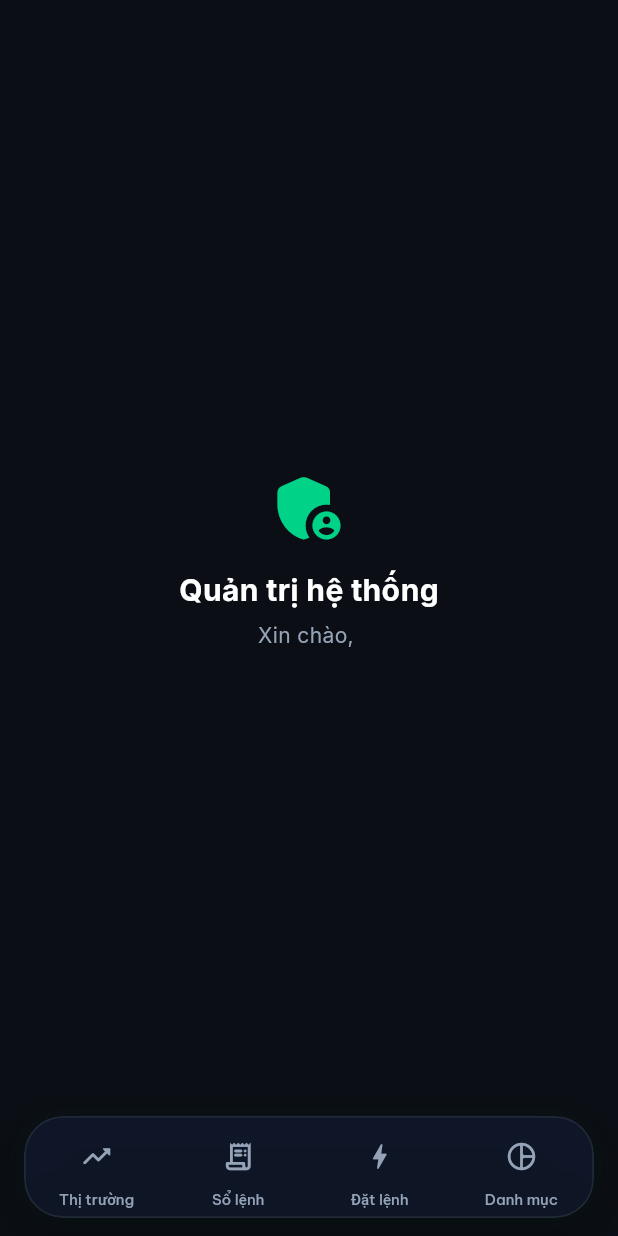
After one commit to haphcc/StockMate, a Flutter app: the AdminHomeScreen screen opened by its route, on a phone screen of 412 x 824 dp. The commit adds this screen. Run offline on Flutter 3.47's test engine with Material 3 defaults, Android fonts, the phone set to English and light mode, and no system bars; our stand-ins replace dio, equatable, flutter_local_notifications, flutter_riverpod, flutter_secure_storage, go_router and 1 more; accounts and stored records are empty.

Commit message:
feat(mobile): them tab Quan tri cho ADMIN

```diff
--- a/mobile/lib/core/router/app_router.dart
+++ b/mobile/lib/core/router/app_router.dart
@@ -10,6 +10,7 @@ import '../../features/home/screens/dashboard_screen.dart';
 import '../../features/order/screens/order_book_screen.dart';
 import '../../features/order/screens/place_order_screen.dart';
 import '../../features/portfolio/screens/portfolio_screen.dart';
+import '../../features/admin/screens/admin_home_screen.dart';
 
 final routerProvider = Provider<GoRouter>((ref) {
   final authState = ref.watch(authProvider);
@@ -34,6 +35,11 @@ final routerProvider = Provider<GoRouter>((ref) {
 
       if (isAuth && isLoggingIn) {
         return '/home/overview'; // Đã đăng nhập nhưng vào login -> về home
+      }
+
+            final isAdmin = authState.value?.isAdmin ?? false;
+      if (state.uri.path.startsWith('/home/admin') && !isAdmin) {
+        return '/home/overview';
       }
 
       return null;
@@ -92,6 +98,15 @@ final routerProvider = Provider<GoRouter>((ref) {
               ),
             ],
           ),
+          // Tab 4: Quản trị (Admin)
+           StatefulShellBranch(
+            routes: [
+              GoRoute(
+                path: '/home/admin',
+                builder: (context, state) => const AdminHomeScreen(),
+              ),
+            ],
+          ),
         ],
       ),
     ],
--- /dev/null
+++ b/mobile/lib/features/admin/screens/admin_home_screen.dart
@@ -0,0 +1,45 @@
+import 'package:flutter/material.dart';
+import 'package:flutter_riverpod/flutter_riverpod.dart';
+import '../../../core/theme/app_colors.dart';
+import '../../auth/providers/auth_provider.dart';
+
+class AdminHomeScreen extends ConsumerWidget {
+  const AdminHomeScreen({super.key});
+
+  @override
+  Widget build(BuildContext context, WidgetRef ref) {
+    final user = ref.watch(authProvider).value;
+
+    return Scaffold(
+      backgroundColor: AppColors.darkBackground,
+      body: SafeArea(
+        child: Center(
+          child: Column(
+            mainAxisSize: MainAxisSize.min,
+            children: [
+              const Icon(
+                Icons.admin_panel_settings_rounded,
+                size: 56,
+                color: AppColors.primary,
+              ),
+              const SizedBox(height: 12),
+              const Text(
+                'Quản trị hệ thống',
+                style: TextStyle(
+                  color: Colors.white,
+                  fontSize: 20,
+                  fontWeight: FontWeight.w700,
+                ),
+              ),
+              const SizedBox(height: 6),
+              Text(
+                'Xin chào, ${user?.fullName ?? ''}',
+                style: const TextStyle(color: Color(0xFF94A3B8)),
+              ),
+            ],
+          ),
+        ),
+      ),
+    );
+  }
+}
--- a/mobile/lib/features/home/screens/home_shell.dart
+++ b/mobile/lib/features/home/screens/home_shell.dart
@@ -3,13 +3,15 @@ import 'package:flutter/material.dart';
 import 'package:flutter/services.dart';
 import 'package:go_router/go_router.dart';
 import '../../../core/theme/app_colors.dart';
+import 'package:flutter_riverpod/flutter_riverpod.dart';
+import '../../auth/providers/auth_provider.dart';
 
-class HomeShell extends StatelessWidget {
+class HomeShell extends ConsumerWidget {
   final StatefulNavigationShell navigationShell;
 
   const HomeShell({super.key, required this.navigationShell});
 
-  static const List<_NavDestination> _destinations = [
+  static const List<_NavDestination> _customerDestinations = [
     _NavDestination(
       icon: Icons.trending_up_rounded,
       activeIcon: Icons.trending_up_rounded,
@@ -32,8 +34,19 @@ class HomeShell extends StatelessWidget {
     ),
   ];
 
+  static const _NavDestination _adminDestination = _NavDestination(
+    icon: Icons.admin_panel_settings_outlined,
+    activeIcon: Icons.admin_panel_settings_rounded,
+    label: 'Quản trị',
+  );
+
   @override
-  Widget build(BuildContext context) {
+  Widget build(BuildContext context, WidgetRef ref) {
+    final isAdmin = ref.watch(authProvider).value?.isAdmin ?? false;
+    final destinations = [
+      ..._customerDestinations,
+      if (isAdmin) _adminDestination,
+    ];
     final currentIndex = navigationShell.currentIndex;
 
     return Scaffold(
@@ -76,7 +89,7 @@ class HomeShell extends StatelessWidget {
                   ),
                   child: LayoutBuilder(
                     builder: (context, constraints) {
-                      final itemWidth = constraints.maxWidth / _destinations.length;
+                      final itemWidth = constraints.maxWidth / destinations.length;
                       const indicatorSize = 38.0;
 
                       return Stack(
@@ -115,8 +128,8 @@ class HomeShell extends StatelessWidget {
 
                           // Tab items
                           Row(
-                            children: List.generate(_destinations.length, (index) {
-                              final item = _destinations[index];
+                            children: List.generate(destinations.length, (index) {
+                              final item = destinations[index];
                               final isSelected = index == currentIndex;
 
                               return Expanded(
```
